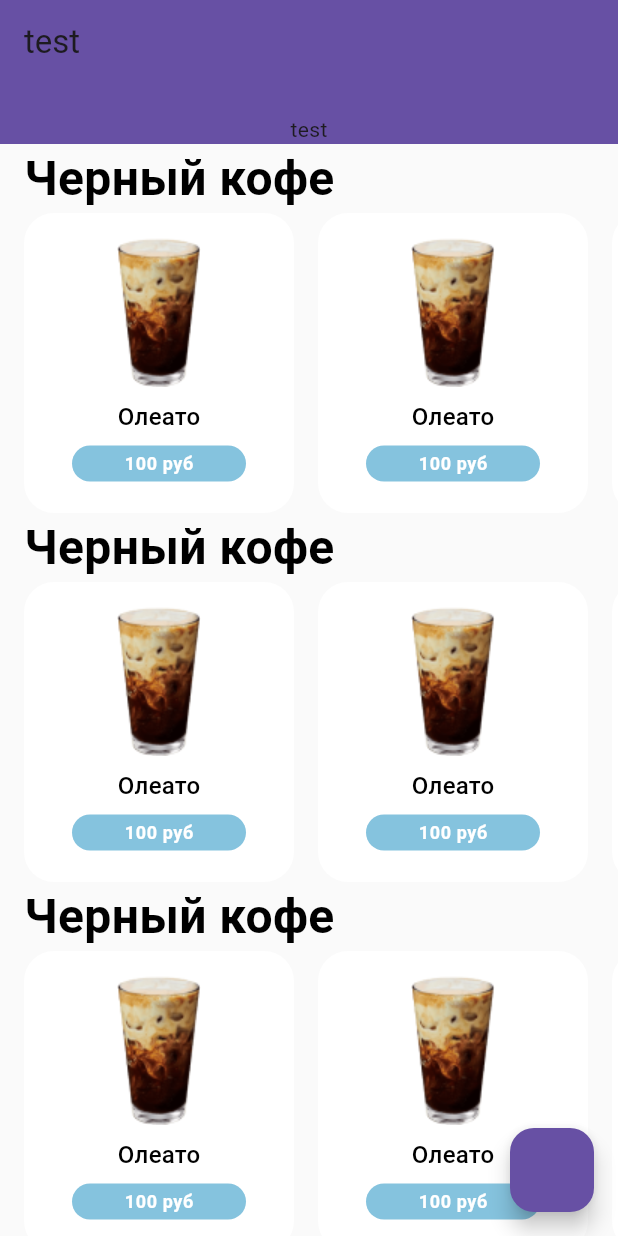
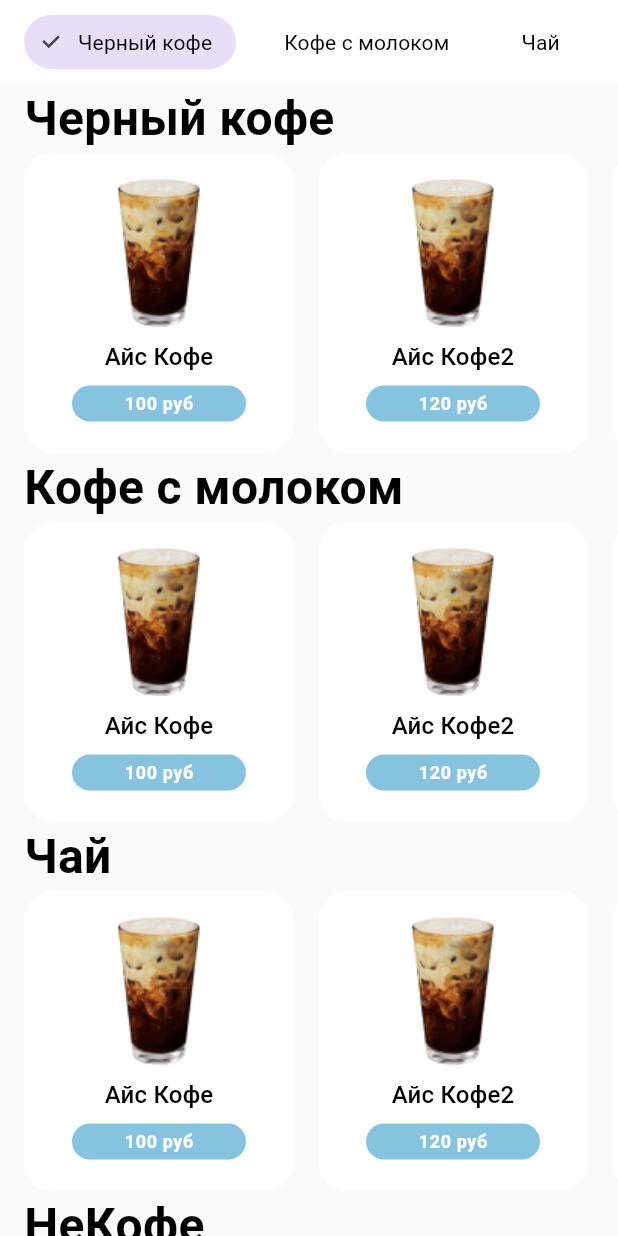
Before and after one commit to DeathSwear/FlutterLab_CoffeeShop_Effective, a Flutter app: the screen it shows after launch, on a phone screen of 412 x 824 dp. Run offline on Flutter 3.47's test engine with Material 3 defaults, Android fonts, the phone set to English and light mode, and no system bars; our stand-ins replace scrollable_positioned_list; generated files the repository leaves out were written again.

Commit message:
added data and the ability to process it

```diff
--- /dev/null
+++ b/lib/src/features/menu/data/data_example.dart
@@ -0,0 +1,60 @@
+import 'package:flutter_course/src/features/menu/models/card_model.dart';
+import 'package:flutter_course/src/features/menu/models/category_model.dart';
+
+class DataExample{
+  static List<CardModel> cards_db_example =
+      [
+        const CardModel(
+            ico: 'lib/src/assets/images/rrr.png',
+            name: 'Айс Кофе',
+            price: '100 руб'
+        ),
+        const CardModel(
+            ico: 'lib/src/assets/images/rrr.png',
+            name: 'Айс Кофе2',
+            price: '120 руб'
+        ),
+        const CardModel(
+            ico: 'lib/src/assets/images/rrr.png',
+            name: 'Айс Кофе3',
+            price: '130 руб'
+        ),
+        const CardModel(
+            ico: 'lib/src/assets/images/rrr.png',
+            name: 'Айс Кофе4',
+            price: '140 руб'
+        ),
+        const CardModel(
+            ico: 'lib/src/assets/images/rrr.png',
+            name: 'Айс Кофе5',
+            price: '150 руб'
+        ),
+      ];
+
+  static List<String> category_strings_db_example = [
+    'Черный кофе',
+    'Кофе с молоком',
+    'Чай',
+    'НеКофе',
+  ];
+
+  static List<CategoryModel> category_db_example =
+      [
+        CategoryModel(
+            title: 'Черный кофе',
+            card: cards_db_example
+        ),
+        CategoryModel(
+            title: 'Кофе с молоком',
+            card: cards_db_example
+        ),
+        CategoryModel(
+            title: 'Чай',
+            card: cards_db_example
+        ),
+        CategoryModel(
+            title: 'НеКофе',
+            card: cards_db_example
+        ),
+      ];
+}
--- a/lib/src/features/menu/data/text_styles.dart
+++ b/lib/src/features/menu/data/text_styles.dart
@@ -1,4 +1,3 @@
-import 'dart:ui';
 import 'package:flutter/material.dart';
 
 class AppTextStyles {
@@ -19,6 +18,12 @@ class AppTextStyles {
     fontWeight: FontWeight.w700,
     letterSpacing: 0.4
   );
+  static const priceChange = TextStyle(
+      color: Colors.white,
+      fontSize: 17,
+      fontWeight: FontWeight.w700,
+      letterSpacing: 0.4
+  );
   static const chipActive = TextStyle(
     color: Colors.white,
     fontSize: 14,
--- /dev/null
+++ b/lib/src/features/menu/models/card_model.dart
@@ -0,0 +1,11 @@
+class CardModel{
+  const CardModel({
+    required this.ico,
+    required this.name,
+    required this.price
+  });
+
+  final String ico;
+  final String name;
+  final String price;
+}
--- /dev/null
+++ b/lib/src/features/menu/models/category_model.dart
@@ -0,0 +1,11 @@
+import 'package:flutter_course/src/features/menu/models/card_model.dart';
+
+class CategoryModel{
+  const CategoryModel({
+    required this.title,
+    required this.card
+});
+
+  final String title;
+  final List<CardModel> card;
+}
--- a/lib/src/features/menu/view/menu_screen.dart
+++ b/lib/src/features/menu/view/menu_screen.dart
@@ -1,13 +1,23 @@
 import 'package:flutter/material.dart';
 import 'package:flutter_course/src/features/menu/view/widgets/category.dart';
+import 'package:flutter_course/src/features/menu/view/widgets/nav_category.dart';
 import 'package:flutter_course/src/theme/app_colors.dart';
 
-class MenuScreen extends StatelessWidget {
-  const MenuScreen({super.key});
+import 'package:flutter_course/src/features/menu/data/data_example.dart';
+class MenuScreen extends StatefulWidget {
+
+  @override
+  _MenuScreenState createState() => _MenuScreenState();
+}
+class _MenuScreenState extends State<MenuScreen> {
+
+  /*Future scrollToItem() async {
+    final context = 'НеКофе';
+    await Scrollable.ensureVisible(context);
+  }*/
 
   @override
   Widget build(BuildContext context) {
-    final theme = Theme.of(context);
     return Scaffold(
       backgroundColor: AppColors.backgroundColor,
       body: CustomScrollView(
@@ -16,23 +26,24 @@ class MenuScreen extends StatelessWidget {
             pinned: true,
             snap: true,
             floating: true,
-            title: Text('test'),
-            backgroundColor: theme.primaryColor,
+            title: PreferredSize(
+              preferredSize: const Size.fromHeight((60)),
+              child: NavCategory(tags: DataExample.category_strings_db_example, current: 0),
+            ),
+            backgroundColor: AppColors.white,
             surfaceTintColor: Colors.transparent,
-            bottom: PreferredSize(
-              preferredSize: const Size.fromHeight((40)),
-              child: Text('test'),
-            ),
           ),
           SliverPadding(
               padding: const EdgeInsets.only(left: 16),
-              sliver: SliverList.builder(itemBuilder: (context, index) => Category()),
+              sliver:  SliverList.builder(
+                  itemBuilder: (context, index) => Category(
+                      data: DataExample.category_db_example[index],
+                      key: ValueKey(DataExample.category_db_example[index].title),
+                  ),
+                  itemCount: DataExample.category_db_example.length,
+              ),
           )
         ],
-      ),
-      floatingActionButton: FloatingActionButton(
-        backgroundColor: theme.primaryColor,
-        onPressed: (){},
       )
     );
   }
--- a/lib/src/features/menu/view/widgets/category.dart
+++ b/lib/src/features/menu/view/widgets/category.dart
@@ -1,11 +1,12 @@
 import 'package:flutter/material.dart';
-import 'package:flutter_course/src/features/menu/view/widgets/coffe_card.dart';
-
+import 'package:flutter_course/src/features/menu/models/category_model.dart';
+import 'package:flutter_course/src/features/menu/view/widgets/coffee_card.dart';
 import 'package:flutter_course/src/features/menu/data/text_styles.dart';
 
 class Category extends StatelessWidget {
-  const Category({super.key});
+  const Category({super.key, required this.data});
 
+  final CategoryModel data;
 
   @override
   Widget build(BuildContext context) {
@@ -14,16 +15,16 @@ class Category extends StatelessWidget {
             crossAxisAlignment: CrossAxisAlignment.start,
             children: [
               Text(
-                  'Черный кофе',
+                data.title,
                 style: AppTextStyles.title,
               ),
               SizedBox(
                 height: 200,
                 child: ListView.separated(
                     scrollDirection: Axis.horizontal,
-                    itemBuilder: (context, index) => CoffeCard(),
+                    itemBuilder: (context, index) => CoffeeCard(data: data.card[index]),
                     separatorBuilder: (context, _) => SizedBox(width: 16),
-                    itemCount: 6
+                    itemCount: data.card.length
                 ),
               )
 
--- a/lib/src/features/menu/view/widgets/coffe_card.dart
+++ /dev/null
@@ -1,57 +0,0 @@
-import 'package:flutter/material.dart';
-
-import 'package:flutter_course/src/theme/app_colors.dart';
-
-import 'package:flutter_course/src/features/menu/data/text_styles.dart';
-
-class CoffeCard extends StatelessWidget {
-  const CoffeCard({super.key});
-
-  @override
-  Widget build(BuildContext context) {
-    return Container(
-      padding: const EdgeInsets.symmetric(horizontal: 32, vertical:  16),
-      decoration: BoxDecoration(
-        color: Colors.white,
-        borderRadius: BorderRadius.circular(20)
-      ),
-      child: Column(
-        crossAxisAlignment: CrossAxisAlignment.center,
-        children: [
-          Image(
-              image: AssetImage('lib/src/assets/images/rrr.png'),
-              height: 100,
-            ),
-          const Padding(
-              padding: EdgeInsets.symmetric(vertical: 8),
-            child: Text(
-                'Олеато',
-                style: AppTextStyles.subtitle,
-            ),
-          ),
-          SizedBox(
-            height: 24,
-            width: 116,
-            child: TextButton( //не бейте, это пока что просто скелет...
-              onPressed: () => {},
-              style: ElevatedButton.styleFrom(
-                  elevation: 10,
-                  //fixedSize: const Size(116, 24),
-                  backgroundColor: AppColors.mainColor,
-                  foregroundColor: Colors.white,
-                  shape: RoundedRectangleBorder(borderRadius: BorderRadius.circular(20)),
-                  padding: EdgeInsets.zero,
-              ),
-              child: Text(
-                  '100 руб',
-                  style: AppTextStyles.price,
-              ),
-            ),
-          )
-
-        ],
-      ),
-    );
-
-  }
-}
--- /dev/null
+++ b/lib/src/features/menu/view/widgets/coffee_card.dart
@@ -0,0 +1,130 @@
+import 'package:flutter/material.dart';
+import 'package:flutter_course/src/features/menu/models/card_model.dart';
+import 'package:flutter_course/src/theme/app_colors.dart';
+import 'package:flutter_course/src/features/menu/data/text_styles.dart';
+import 'package:scrollable_positioned_list/scrollable_positioned_list.dart';
+
+class CoffeeCard extends StatefulWidget {
+
+  const CoffeeCard({super.key, required this.data});
+  final CardModel data;
+
+  @override
+  _CoffeeCardState createState() => _CoffeeCardState();
+}
+
+class _CoffeeCardState extends State<CoffeeCard> {
+
+  int _counter = 0;
+
+  void _incrementCounter() {
+    if(_counter < 10)
+      setState(() {
+        _counter++;
+      });
+  }
+  void _decrementCounter() {
+    if(_counter > 0)
+      setState(() {
+        _counter--;
+      });
+  }
+
+  static ButtonStyle button_style = ElevatedButton.styleFrom(
+      elevation: 10,
+      alignment: Alignment.center,
+      backgroundColor: AppColors.mainColor,
+      foregroundColor: Colors.white,
+      shape: RoundedRectangleBorder(borderRadius: BorderRadius.circular(20)),
+      padding: EdgeInsets.zero,
+  );
+  static ButtonStyle unactive_button_style = ElevatedButton.styleFrom(
+    elevation: 10,
+    alignment: Alignment.center,
+    backgroundColor: AppColors.unactiveMainColor,
+    foregroundColor: Colors.white,
+    shape: RoundedRectangleBorder(borderRadius: BorderRadius.circular(20)),
+    padding: EdgeInsets.zero,
+  );
+
+  @override
+  Widget build(BuildContext context) {
+    return Container(
+      padding: const EdgeInsets.symmetric(horizontal: 32, vertical:  16),
+      decoration: BoxDecoration(
+        color: Colors.white,
+        borderRadius: BorderRadius.circular(20)
+      ),
+      child: Column(
+        crossAxisAlignment: CrossAxisAlignment.center,
+        children: [
+          Image(
+              image: AssetImage(widget.data.ico),
+              height: 100,
+            ),
+          Padding(
+              padding: EdgeInsets.symmetric(vertical: 8),
+            child: Text(
+              widget.data.name,
+                style: AppTextStyles.subtitle,
+            ),
+          ),
+          SizedBox(
+            height: 24,
+            width: 116,
+            child: _counter == 0? TextButton(
+              onPressed: _incrementCounter,
+              style: button_style,
+              child: Text(
+                widget.data.price,
+                  style: AppTextStyles.price,
+              )
+            )
+            :
+            Row(
+              mainAxisAlignment: MainAxisAlignment.spaceBetween,
+              children: [
+                SizedBox(
+                  width: 24,
+                  child: TextButton(
+                    onPressed: _decrementCounter,
+                    style: button_style,
+                    child: const Text(
+                      '-',
+                      style: AppTextStyles.priceChange,
+                    ),
+                  ),
+                ),
+                Container(
+                    width: 52,
+                    height: 24,
+                    alignment: Alignment.center,
+                    decoration: BoxDecoration(
+                      color: AppColors.mainColor,
+                      borderRadius: BorderRadius.circular(20),
+                    ),
+                  child: Text(
+                        '$_counter',
+                        style: AppTextStyles.price,
+                      )
+                ),
+                SizedBox(
+                  width: 24,
+                  child: TextButton(
+                      onPressed: _incrementCounter,
+                      style: _counter == 10? unactive_button_style : button_style,
+                      child: const Text(
+                        '+',
+                        style: AppTextStyles.priceChange,
+                      ),
+                  ),
+                ),
+              ],
+            ),
+          ),
+        ],
+      ),
+    );
+
+  }
+}
--- /dev/null
+++ b/lib/src/features/menu/view/widgets/nav_category.dart
@@ -0,0 +1,36 @@
+import 'package:flutter/material.dart';
+import 'package:flutter_course/src/features/menu/data/text_styles.dart';
+
+class NavCategory extends StatelessWidget {
+  const NavCategory({super.key, required this.tags, required this.current});
+
+  final List<String> tags;
+  final int current;
+
+  @override
+  Widget build(BuildContext context) {
+    return SizedBox(
+            height: 60,
+            child: ListView.separated(
+                scrollDirection: Axis.horizontal,
+                separatorBuilder: (context, _) => SizedBox(width: 16),
+                itemCount: tags.length,
+                itemBuilder: (context, index) =>
+                    FilterChip(
+                        backgroundColor: Colors.white,
+                        shape: RoundedRectangleBorder(borderRadius: BorderRadius.circular(25)),
+                        side: BorderSide.none,
+                        label: Text(
+                          tags[index],
+                            style: AppTextStyles.chip,
+                        ),
+                        selected: index == current ? true : false,
+                        onSelected: (bool selected) {
+                        },
+                    ),
+            ),
+    );
+  }
+
+
+}
--- a/lib/src/theme/app_colors.dart
+++ b/lib/src/theme/app_colors.dart
@@ -4,4 +4,6 @@ sealed class AppColors {
   static const white = Colors.white;
   static const Color backgroundColor = Color(0xFFFAFAFA);
   static const Color mainColor = Color(0xFF85C3DE);
+  static const Color unactiveMainColor = Color(0xFFB0CBDE);
 }
+//dsdSDd
--- a/pubspec.yaml
+++ b/pubspec.yaml
@@ -36,6 +36,7 @@ dependencies:
   # The following adds the Cupertino Icons font to your application.
   # Use with the CupertinoIcons class for iOS style icons.
   cupertino_icons: ^1.0.2
+  scrollable_positioned_list: ^0.3.8
 
 dev_dependencies:
   flutter_test:
```
Also changed, not shown: pubspec.lock, 1 other file.
